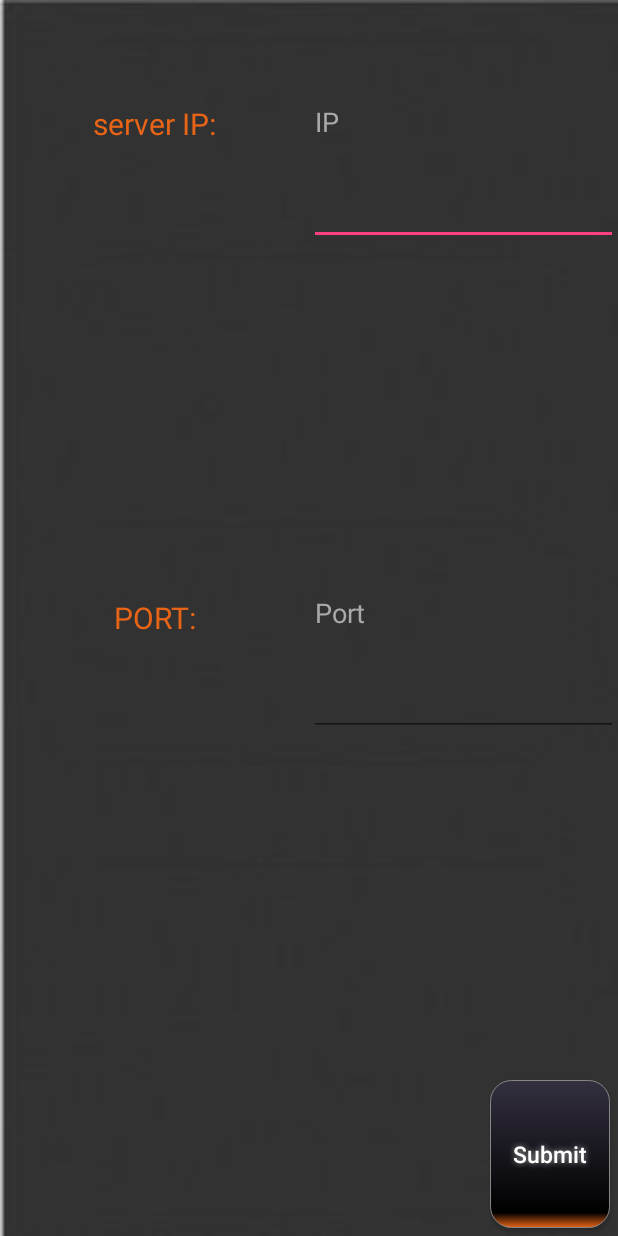
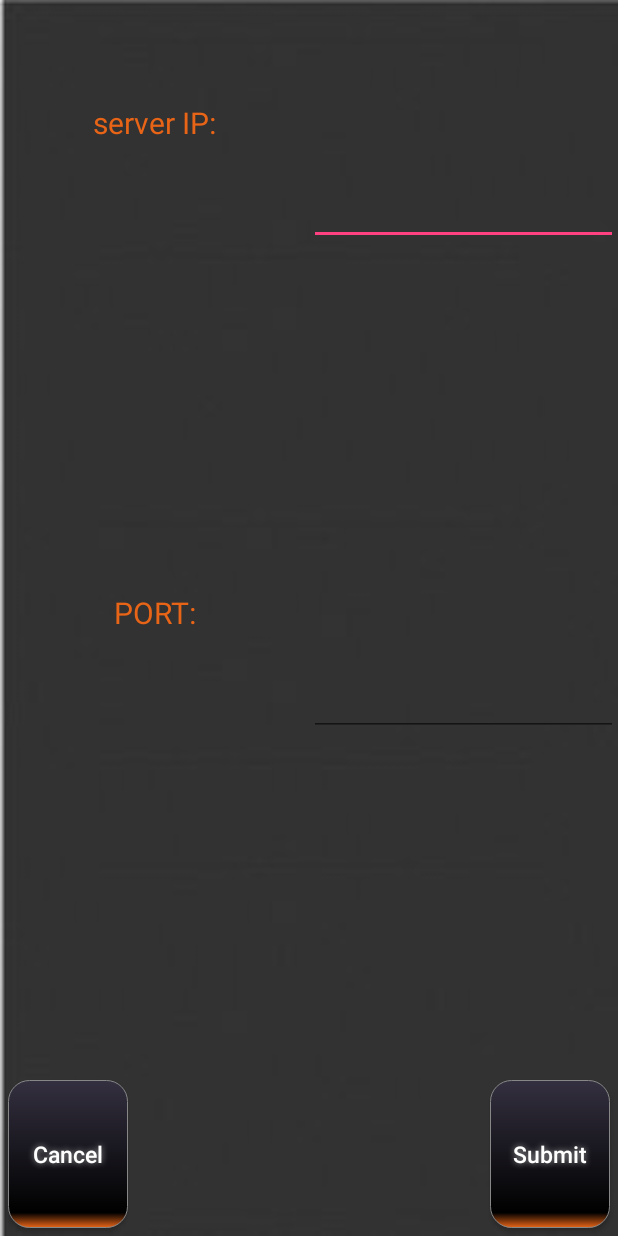
Before and after one commit to mishaelm/android, an Android app: the layout dialog_layout.xml on its own in the app's theme, with its tools: preview values and no code run, on a phone screen of 412 x 824 dp. Run offline under Robolectric (Android 15) with nearby library versions, the phone set to English and light mode, and no system bars.

Commit message:
connection  established --todo--  - implement design.  - test cases.

```diff
--- a/app/src/main/AndroidManifest.xml
+++ b/app/src/main/AndroidManifest.xml
@@ -8,6 +8,7 @@
     <uses-permission android:name="android.permission.BLUETOOTH" />
     <uses-permission android:name="android.permission.BLUETOOTH_ADMIN" />
     <uses-permission android:name="android.permission.ACCESS_COARSE_LOCATION" />
+    <uses-permission android:name="android.permission.ACCESS_FINE_LOCATION" />
     <uses-permission android:name="android.permission.INTERNET" />
     <uses-permission android:name="android.permission.ACCESS_WIFI_STATE" />
 
--- a/app/src/main/res/layout/dialog_layout.xml
+++ b/app/src/main/res/layout/dialog_layout.xml
@@ -34,6 +34,25 @@
             android:textColor="#E86417"
             android:textSize="20dp"
             android:text="PORT:"/>
+        <LinearLayout
+            android:layout_width="wrap_content"
+            android:layout_height="0dp"
+            android:layout_weight="1.4"/>
+        <Button
+            android:id="@+id/dialog_cancel_btn"
+            android:textColor="#FFFFFF"
+            android:textSize="15dp"
+            android:layout_marginBottom="5dp"
+            android:layout_marginLeft="5dp"
+            android:textAllCaps="false"
+            android:background="@drawable/buttonshape"
+            android:shadowColor="#A8A8A8"
+            android:shadowRadius="5"
+            android:layout_width="80dp"
+            android:layout_gravity="left"
+            android:layout_height="0dp"
+            android:text="Cancel"
+            android:layout_weight="0.6"/>
 
 
     </LinearLayout>
@@ -52,7 +71,6 @@
             android:textColor="#E86417"
             android:textColorHint="@android:color/darker_gray"
             android:inputType="numberDecimal"
-            android:hint="IP"
             />
         <LinearLayout
             android:layout_width="wrap_content"
@@ -69,7 +87,6 @@
             android:textColorHighlight="#E86417"
             android:textColorHint="@android:color/darker_gray"
             android:textColorLink="#E86417"
-            android:hint="Port"
             />
         <LinearLayout
             android:layout_width="wrap_content"
```
Also changed, not shown: app/src/main/java/com/exper/bluejack/MainActivity.java (+75 -34 lines), app/src/main/java/com/exper/bluejack/SettingsDialog.java (+26 -2 lines), app/src/main/res/layout/activity_main.xml (+2 -9 lines).
